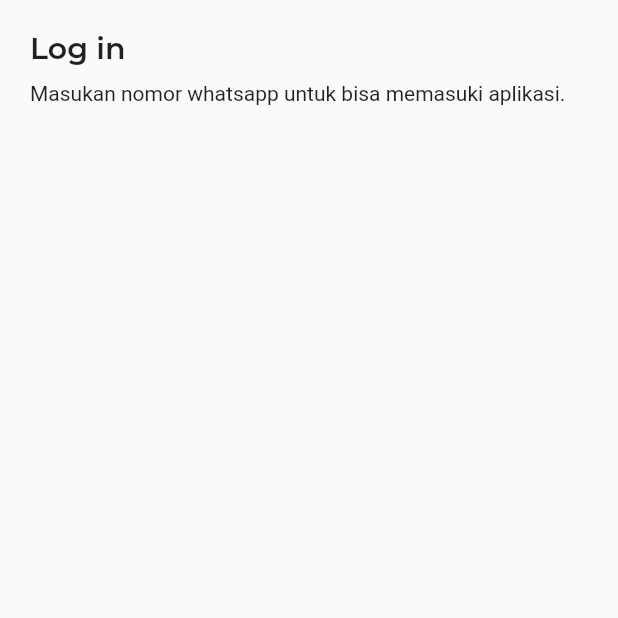
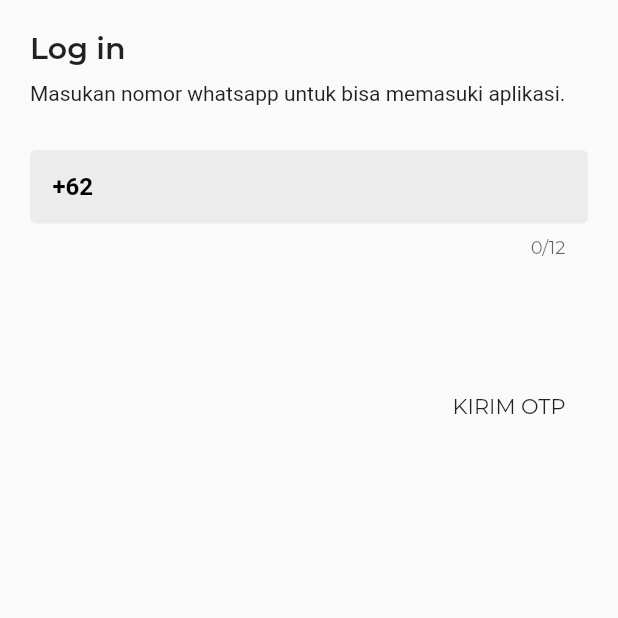
Before and after one commit to coronatorid/coronator, a Flutter app: the LoginScreen screen opened by its route, on a phone screen of 412 x 824 dp, the top half of it. Run offline on Flutter 3.47's test engine with Material 2 defaults, Android fonts, the phone set to English and light mode, and no system bars; Roboto replaces fonts that are missing (Hind); project files that could hold a hidden picture were left out.

Commit message:
Complete login screen

```diff
--- a/lib/src/screen/login_screen.dart
+++ b/lib/src/screen/login_screen.dart
@@ -1,4 +1,6 @@
+import 'package:coronator/src/core/color.dart';
 import 'package:flutter/material.dart';
+import 'package:flutter/services.dart';
 
 class LoginScreen extends StatelessWidget {
   @override
@@ -26,6 +28,65 @@ class LoginScreen extends StatelessWidget {
                   fontFamily: 'Hind',
                 ),
               ),
+              SizedBox(
+                height: 30,
+              ),
+              TextFormField(
+                onChanged: (String value) {},
+                keyboardType: TextInputType.number,
+                decoration: InputDecoration(
+                  border: OutlineInputBorder(
+                    borderSide: BorderSide.none,
+                  ),
+                  fillColor: CustomColor.maire,
+                  filled: true,
+                  contentPadding: EdgeInsets.all(15),
+                  prefixIcon: Container(
+                    padding: EdgeInsets.all(15),
+                    child: Text(
+                      "+62",
+                      style: TextStyle(
+                        fontFamily: 'Hind',
+                        color: Colors.black,
+                        fontSize: 16,
+                        fontWeight: FontWeight.bold,
+                      ),
+                    ),
+                  ),
+                ),
+                maxLength: 12,
+                enableSuggestions: false,
+                maxLines: 1,
+                minLines: 1,
+                style: TextStyle(fontFamily: 'Hind', fontSize: 16),
+              ),
+              SizedBox(
+                height: 75,
+              ),
+              Row(
+                mainAxisAlignment: MainAxisAlignment.end,
+                children: [
+                  Stack(
+                    children: [
+                      Container(
+                        padding: EdgeInsets.all(15),
+                        child: Text(
+                          "KIRIM OTP",
+                        ),
+                      ),
+                      Positioned.fill(
+                        child: Material(
+                          color: Colors.transparent,
+                          child: InkWell(
+                            splashColor: CustomColor.lightCoral,
+                            onTap: () {},
+                          ),
+                        ),
+                      )
+                    ],
+                  ),
+                ],
+              ),
             ],
           ),
         ),
```
